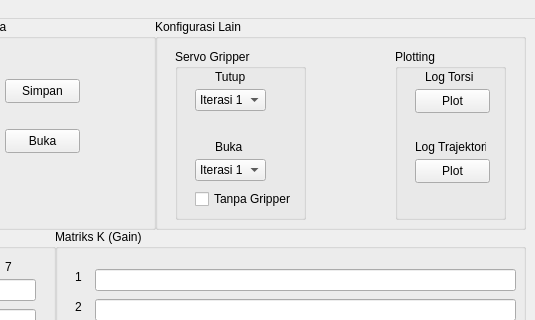
This is main-window-revised.ui in maplezs/EWS_3_4a as Qt 5 draws it before an edit; both pictures show x 435 to 970 and y 0 to 320 of the 970 by 667 pixel window. The edited form follows.
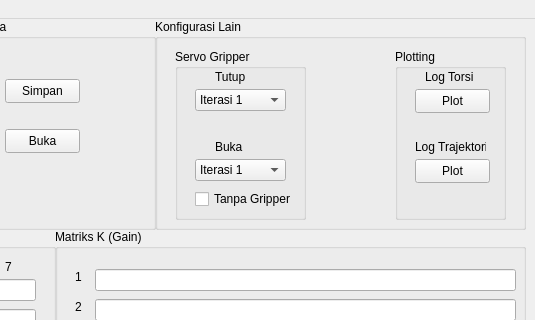
This is the edited form.

Commit message: chore: add icon remove redundant code some minor updates to the UI add indent to the saved configuration file to make it easier to read update to the microcontroller code

Diff of the .ui file:
```diff
--- a/main-window-revised.ui
+++ b/main-window-revised.ui
@@ -661,7 +661,7 @@
        <rect>
         <x>20</x>
         <y>40</y>
-        <width>71</width>
+        <width>91</width>
         <height>22</height>
        </rect>
       </property>
@@ -732,7 +732,7 @@
        <rect>
         <x>20</x>
         <y>110</y>
-        <width>71</width>
+        <width>91</width>
         <height>22</height>
        </rect>
       </property>
```
The commit also changes 4 other files.
